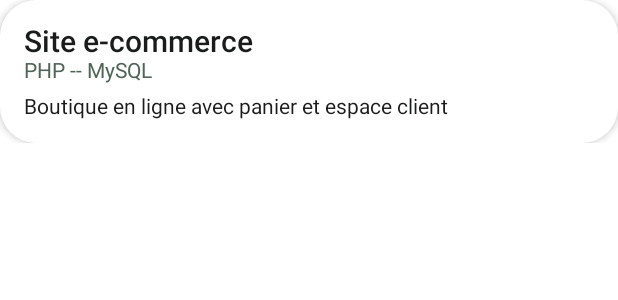
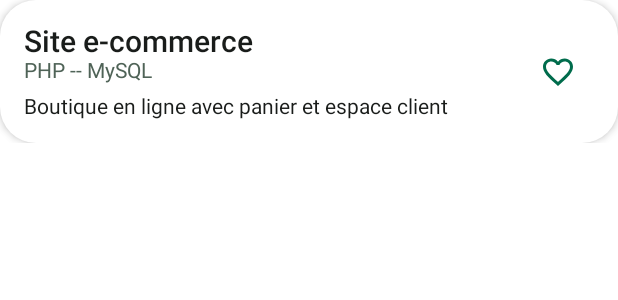
Before and after one commit to leoths10/ProfilDeveloppeurInteractif, an Android app built with Jetpack Compose: the @Preview function ProjetCardPreview, on a phone screen of 412 x 824 dp. Shown: the top 300 px of the screen. Run offline under Robolectric (Android 15) with nearby library versions, the phone set to English and light mode, and no system bars.

Commit message:
Favori sur les projets

```diff
--- a/app/src/main/java/com/example/profildeveloppeur/MainActivity.kt
+++ b/app/src/main/java/com/example/profildeveloppeur/MainActivity.kt
@@ -42,9 +42,12 @@ import androidx.compose.ui.graphics.ColorFilter
 import androidx.compose.material.icons.Icons
 import androidx.compose.material.icons.filled.Check
 import androidx.compose.material.icons.filled.Email
+import androidx.compose.material.icons.filled.Favorite
+import androidx.compose.material.icons.filled.FavoriteBorder
 import androidx.compose.material.icons.filled.LocationOn
 import androidx.compose.material.icons.filled.Person
 import androidx.compose.material3.Icon
+import androidx.compose.material3.IconButton
 import androidx.compose.material3.OutlinedTextField
 import androidx.compose.ui.Alignment
 import androidx.compose.ui.graphics.vector.ImageVector
@@ -153,7 +156,12 @@ fun TechnologyChip(label: String, modifier: Modifier = Modifier) {
 }
 
 @Composable
-fun ProjetCard(projet: ProjetUi, modifier: Modifier = Modifier){
+fun ProjetCard(
+    projet: ProjetUi,
+    isFavorite: Boolean,
+    onFavoriteClick: () -> Unit,
+    modifier: Modifier = Modifier
+){
     Card(
         modifier = modifier.fillMaxWidth(),
         shape = MaterialTheme.shapes.large,
@@ -162,7 +170,11 @@ fun ProjetCard(projet: ProjetUi, modifier: Modifier = Modifier){
         ),
         elevation = CardDefaults.cardElevation(defaultElevation = 3.dp)
     ) {
-        Column(modifier = Modifier.padding(16.dp)) {
+        Row(
+            modifier = Modifier.padding(16.dp),
+            verticalAlignment = Alignment.CenterVertically
+        ) {
+            Column(modifier = Modifier.weight(1f)) {
                 Text(
                     text = projet.titre,
                     style = MaterialTheme.typography.titleLarge,
@@ -180,6 +192,14 @@ fun ProjetCard(projet: ProjetUi, modifier: Modifier = Modifier){
                     color = MaterialTheme.colorScheme.onSurface
                 )
             }
+            IconButton(onClick = onFavoriteClick) {
+                Icon(
+                    imageVector = if (isFavorite) Icons.Default.Favorite else Icons.Default.FavoriteBorder,
+                    contentDescription = if (isFavorite) "Retirer des favoris" else "Ajouter aux favoris",
+                    tint = MaterialTheme.colorScheme.primary
+                )
+            }
+        }
     }
 }
 
@@ -195,7 +215,11 @@ fun TechnologyChipPreview(){
 @Composable
 fun ProjetCardPreview(){
     ProfilDeveloppeurTheme {
-        ProjetCard(projet = sampleProfil().projets.first())
+        ProjetCard(
+            projet = sampleProfil().projets.first(),
+            isFavorite = false,
+            onFavoriteClick = {}
+        )
     }
 }
 
@@ -365,7 +389,7 @@ fun ProfilScreen(
         }
         item { SectionTitle(texte = "Projets") }
         items(profil.projets, key = { projet -> projet.id }) { projet ->
-            ProjetCard(projet = projet)
+            ProjetCard(projet = projet, isFavorite = false, onFavoriteClick = {})
         }
         item {
             ContactSection(profil = profil, onContactClick = onContactClick)
```
Lines whose indentation alone changed are shown as unchanged.
